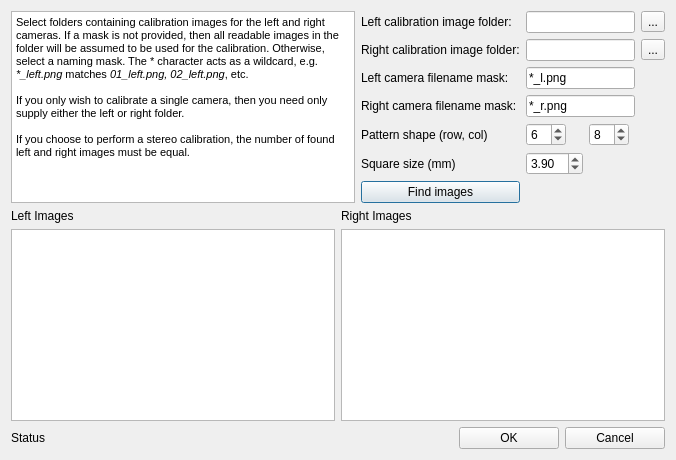
First picture: the form in src/calibratefromimagesdialog.ui, repository i3drobotics/stereo-vision-toolkit, before the edit.
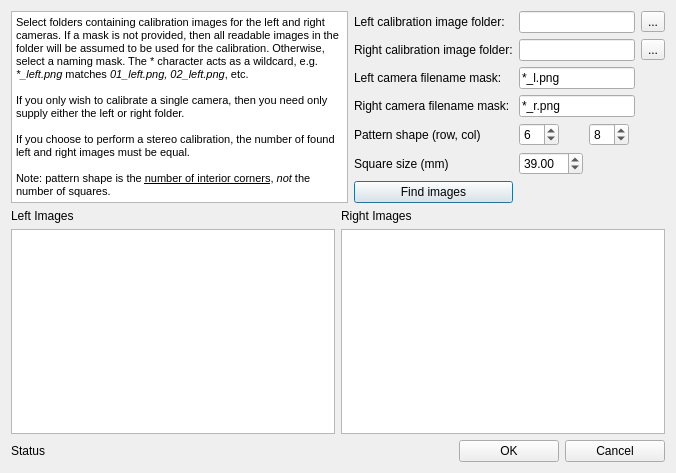
Second picture: the form after the edit.

Commit message: Updated feedback during calibration process

```diff
--- a/src/calibratefromimagesdialog.ui
+++ b/src/calibratefromimagesdialog.ui
@@ -7,7 +7,7 @@
     <x>0</x>
     <y>0</y>
     <width>676</width>
-    <height>452</height>
+    <height>473</height>
    </rect>
   </property>
   <property name="sizePolicy">
@@ -210,14 +210,19 @@
 &lt;p style=&quot;-qt-paragraph-type:empty; margin-top:0px; margin-bottom:0px; margin-left:0px; margin-right:0px; -qt-block-indent:0; text-indent:0px;&quot;&gt;&lt;br /&gt;&lt;/p&gt;
 &lt;p style=&quot; margin-top:0px; margin-bottom:0px; margin-left:0px; margin-right:0px; -qt-block-indent:0; text-indent:0px;&quot;&gt;If you only wish to calibrate a single camera, then you need only supply either the left or right folder.&lt;/p&gt;
 &lt;p style=&quot;-qt-paragraph-type:empty; margin-top:0px; margin-bottom:0px; margin-left:0px; margin-right:0px; -qt-block-indent:0; text-indent:0px;&quot;&gt;&lt;br /&gt;&lt;/p&gt;
-&lt;p style=&quot; margin-top:0px; margin-bottom:0px; margin-left:0px; margin-right:0px; -qt-block-indent:0; text-indent:0px;&quot;&gt;If you choose to perform a stereo calibration, the number of found left and right images must be equal.&lt;/p&gt;&lt;/body&gt;&lt;/html&gt;</string>
+&lt;p style=&quot; margin-top:0px; margin-bottom:0px; margin-left:0px; margin-right:0px; -qt-block-indent:0; text-indent:0px;&quot;&gt;If you choose to perform a stereo calibration, the number of found left and right images must be equal.&lt;/p&gt;
+&lt;p style=&quot;-qt-paragraph-type:empty; margin-top:0px; margin-bottom:0px; margin-left:0px; margin-right:0px; -qt-block-indent:0; text-indent:0px;&quot;&gt;&lt;br /&gt;&lt;/p&gt;
+&lt;p style=&quot; margin-top:0px; margin-bottom:0px; margin-left:0px; margin-right:0px; -qt-block-indent:0; text-indent:0px;&quot;&gt;Note: pattern shape is the &lt;span style=&quot; text-decoration: underline;&quot;&gt;number of interior corners&lt;/span&gt;, &lt;span style=&quot; font-style:italic;&quot;&gt;not&lt;/span&gt; the number of squares.&lt;/p&gt;&lt;/body&gt;&lt;/html&gt;</string>
        </property>
       </widget>
      </item>
      <item row="5" column="2">
       <widget class="QDoubleSpinBox" name="squareSizeBox">
+       <property name="maximum">
+        <double>500.000000000000000</double>
+       </property>
        <property name="value">
-        <double>3.900000000000000</double>
+        <double>39.000000000000000</double>
        </property>
       </widget>
      </item>
```
The commit also changes 2 other files.
